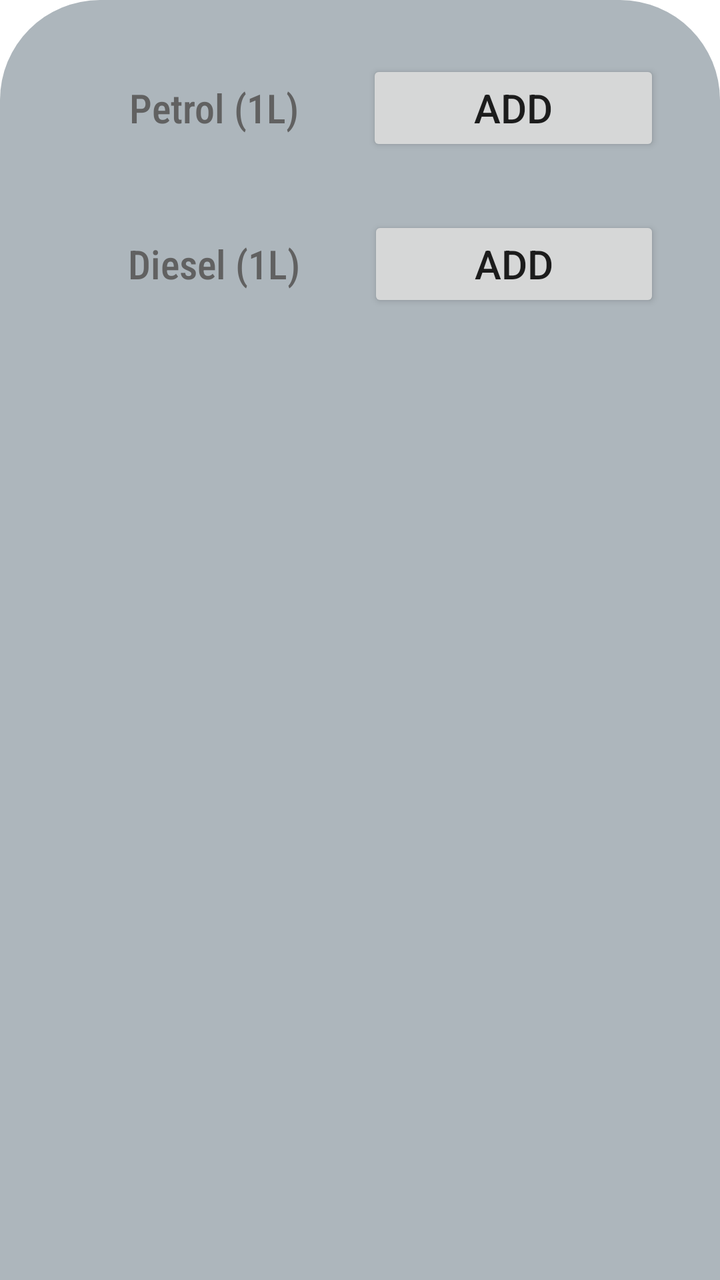
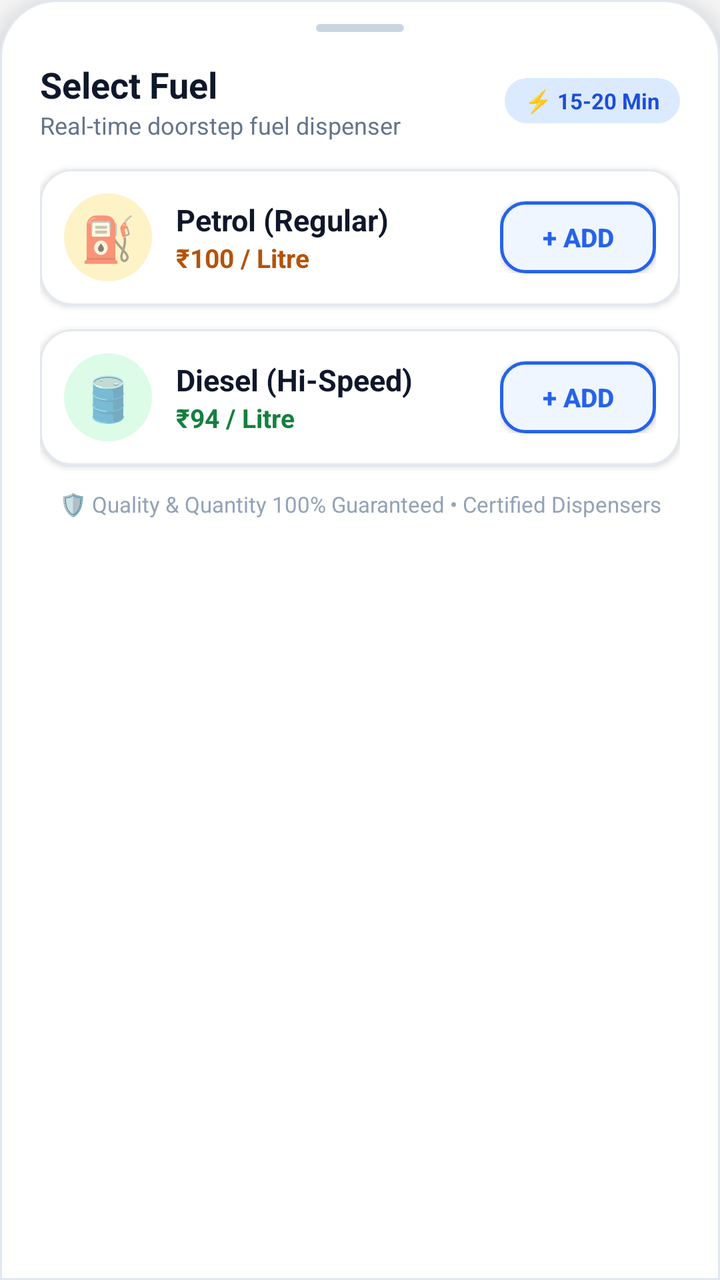

The first picture is an Android layout as it rendered before a commit; the second is the same layout after the commit. The layout source and the unified diff follow.
<!-- AndroidManifest.xml: application theme Theme.FuelOnWheelsApp -->
<!-- res/layout/fragment_order.xml -->
<?xml version="1.0" encoding="utf-8"?>
<androidx.constraintlayout.widget.ConstraintLayout xmlns:android="http://schemas.android.com/apk/res/android"
    xmlns:app="http://schemas.android.com/apk/res-auto"
    xmlns:tools="http://schemas.android.com/tools"
    android:layout_width="match_parent"
    android:layout_height="match_parent"
    android:background="@drawable/bg1"
    android:backgroundTint="#adb6bc"
    tools:context=".dashboard.OrderFragment">

    <LinearLayout
        android:id="@+id/linearLayout1"
        android:layout_width="match_parent"
        android:layout_height="wrap_content"
        android:layout_marginStart="30dp"
        android:layout_marginTop="30dp"
        android:layout_marginEnd="30dp"
        android:orientation="horizontal"
        app:layout_constraintEnd_toEndOf="parent"
        app:layout_constraintHorizontal_bias="1.0"
        app:layout_constraintStart_toStartOf="parent"
        app:layout_constraintTop_toTopOf="parent">

        <TextView
            android:layout_width="wrap_content"
            android:layout_height="wrap_content"
            android:layout_marginLeft="5dp"
            android:layout_marginRight="5dp"
            android:layout_weight="1"
            android:fontFamily="sans-serif-condensed-medium"
            android:text="@string/petrol_1l"
            android:textAlignment="center"
            android:textColor="#616161"
            android:textSize="20sp" />

        <Button
            android:id="@+id/petrol_minus"
            android:layout_width="30dp"
            android:layout_height="wrap_content"
            android:layout_weight="0.3"
            android:text="@string/minus"
            android:textAlignment="center"
            android:textSize="24sp"
            android:visibility="gone" />

        <TextView
            android:id="@+id/petrol_quant"
            android:layout_width="wrap_content"
            android:layout_height="wrap_content"
            android:layout_marginLeft="5dp"
            android:layout_marginRight="5dp"
            android:layout_weight="0.3"
            android:text="@string/x1"
            android:textAlignment="center"
            android:textColor="@color/colorSecondary"
            android:textSize="24sp"
            android:visibility="gone" />

        <Button
            android:id="@+id/petrol_plus"
            android:layout_width="30dp"
            android:layout_height="wrap_content"
            android:layout_weight="0.3"
            android:text="@string/plus"
            android:textAlignment="center"
            android:textSize="24sp"
            android:visibility="gone" />

        <Button
            android:id="@+id/petrol_add"
            android:layout_width="wrap_content"
            android:layout_height="wrap_content"
            android:layout_weight="1"
            android:text="@string/add"
            android:textAlignment="center"
            android:textSize="20sp" />
    </LinearLayout>

    <LinearLayout
        android:id="@+id/linearLayout2"
        android:layout_width="match_parent"
        android:layout_height="wrap_content"
        android:layout_marginStart="30dp"
        android:layout_marginTop="30dp"
        android:layout_marginEnd="30dp"
        android:orientation="horizontal"
        app:layout_constraintEnd_toEndOf="parent"
        app:layout_constraintStart_toStartOf="parent"
        app:layout_constraintTop_toBottomOf="@+id/linearLayout1">

        <TextView
            android:layout_width="wrap_content"
            android:layout_height="wrap_content"
            android:layout_marginLeft="5dp"
            android:layout_marginRight="5dp"
            android:layout_weight="1"
            android:fontFamily="sans-serif-condensed-medium"
            android:text="@string/diesel_1l"
            android:textAlignment="center"
            android:textColor="#616161"
            android:textSize="20sp" />

        <Button
            android:id="@+id/diesel_minus"
            android:layout_width="30dp"
            android:layout_height="wrap_content"
            android:layout_weight="0.3"
            android:text="@string/minus"
            android:textAlignment="center"
            android:textSize="24sp"
            android:visibility="gone" />

        <TextView
            android:id="@+id/diesel_quant"
            android:layout_width="wrap_content"
            android:layout_height="wrap_content"
            android:layout_marginLeft="5dp"
            android:layout_marginRight="5dp"
            android:layout_weight="0.3"
            android:text="@string/x1"
            android:textAlignment="center"
            android:textColor="@color/colorSecondary"
            android:textSize="24sp"
            android:visibility="gone" />

        <Button
            android:id="@+id/diesel_plus"
            android:layout_width="30dp"
            android:layout_height="wrap_content"
            android:layout_weight="0.3"
            android:text="@string/plus"
            android:textAlignment="center"
            android:textSize="24sp"
            android:visibility="gone" />

        <Button
            android:id="@+id/diesel_add"
            android:layout_width="wrap_content"
            android:layout_height="wrap_content"
            android:layout_weight="1"
            android:text="@string/add"
            android:textAlignment="center"
            android:textSize="20sp" />

    </LinearLayout>

</androidx.constraintlayout.widget.ConstraintLayout>
<!-- resources referenced by this layout -->
<resources>
  <color name="colorSecondary">#ffffff</color>
  <!-- drawable bg1 (drawable) -->
  <?xml version="1.0" encoding="utf-8"?>
  <shape
      xmlns:android="http://schemas.android.com/apk/res/android"
      android:shape="rectangle">
      <solid
          android:color="@color/teal_200" />
      <corners
          android:topLeftRadius="50dp"
          android:topRightRadius="50dp" />
  </shape>
  <string name="add">Add</string>
  <string name="diesel_1l">Diesel (1L)</string>
  <string name="minus">-</string>
  <string name="petrol_1l">Petrol (1L)</string>
  <string name="plus">+</string>
  <string name="x1">x1</string>
  <color name="teal_200">#FF03DAC5</color>
  <color name="colorPrimary">#3F51B5</color>
  <color name="purple_700">#2D3D93</color>
  <color name="white">#FFFFFFFF</color>
  <color name="teal_700">#FF018786</color>
  <color name="black">#FF000000</color>
  <!-- unchanged entries left out for length: 1 -->
</resources>

<!-- the commit's change to res/layout/fragment_order.xml (unified diff, before → after) -->
@@ -1,147 +1,326 @@
 <?xml version="1.0" encoding="utf-8"?>
-<androidx.constraintlayout.widget.ConstraintLayout xmlns:android="http://schemas.android.com/apk/res/android"
+<LinearLayout xmlns:android="http://schemas.android.com/apk/res/android"
     xmlns:app="http://schemas.android.com/apk/res-auto"
     xmlns:tools="http://schemas.android.com/tools"
     android:layout_width="match_parent"
-    android:layout_height="match_parent"
-    android:background="@drawable/bg1"
-    android:backgroundTint="#adb6bc"
+    android:layout_height="wrap_content"
+    android:background="@drawable/bg_order_sheet"
+    android:elevation="16dp"
+    android:orientation="vertical"
+    android:paddingStart="20dp"
+    android:paddingTop="12dp"
+    android:paddingEnd="20dp"
+    android:paddingBottom="16dp"
     tools:context=".dashboard.OrderFragment">
 
+    
+    <View
+        android:layout_width="44dp"
+        android:layout_height="4dp"
+        android:layout_gravity="center_horizontal"
+        android:layout_marginBottom="14dp"
+        android:background="@drawable/card_elevated_rounded"
+        android:backgroundTint="#CBD5E1" />
+
+    
     <LinearLayout
-        android:id="@+id/linearLayout1"
         android:layout_width="match_parent"
         android:layout_height="wrap_content"
-        android:layout_marginStart="30dp"
-        android:layout_marginTop="30dp"
-        android:layout_marginEnd="30dp"
-        android:orientation="horizontal"
-        app:layout_constraintEnd_toEndOf="parent"
-        app:layout_constraintHorizontal_bias="1.0"
-        app:layout_constraintStart_toStartOf="parent"
-        app:layout_constraintTop_toTopOf="parent">
+        android:layout_marginBottom="14dp"
+        android:gravity="center_vertical"
+        android:orientation="horizontal">
+
+        <LinearLayout
+            android:layout_width="0dp"
+            android:layout_height="wrap_content"
+            android:layout_weight="1"
+            android:orientation="vertical">
+
+            <TextView
+                android:layout_width="wrap_content"
+                android:layout_height="wrap_content"
+                android:text="Select Fuel"
+                android:textColor="@color/brand_navy"
+                android:textSize="18sp"
+                android:textStyle="bold" />
+
+            <TextView
+                android:layout_width="wrap_content"
+                android:layout_height="wrap_content"
+                android:text="Real-time doorstep fuel dispenser"
+                android:textColor="@color/text_secondary"
+                android:textSize="12sp" />
+        </LinearLayout>
 
         <TextView
             android:layout_width="wrap_content"
             android:layout_height="wrap_content"
-            android:layout_marginLeft="5dp"
-            android:layout_marginRight="5dp"
-            android:layout_weight="1"
-            android:fontFamily="sans-serif-condensed-medium"
-            android:text="@string/petrol_1l"
-            android:textAlignment="center"
-            android:textColor="#616161"
-            android:textSize="20sp" />
-
-        <Button
-            android:id="@+id/petrol_minus"
-            android:layout_width="30dp"
-            android:layout_height="wrap_content"
-            android:layout_weight="0.3"
-            android:text="@string/minus"
-            android:textAlignment="center"
-            android:textSize="24sp"
-            android:visibility="gone" />
-
-        <TextView
-            android:id="@+id/petrol_quant"
-            android:layout_width="wrap_content"
-            android:layout_height="wrap_content"
-            android:layout_marginLeft="5dp"
-            android:layout_marginRight="5dp"
-            android:layout_weight="0.3"
-            android:text="@string/x1"
-            android:textAlignment="center"
-            android:textColor="@color/colorSecondary"
-            android:textSize="24sp"
-            android:visibility="gone" />
-
-        <Button
-            android:id="@+id/petrol_plus"
-            android:layout_width="30dp"
-            android:layout_height="wrap_content"
-            android:layout_weight="0.3"
-            android:text="@string/plus"
-            android:textAlignment="center"
-            android:textSize="24sp"
-            android:visibility="gone" />
-
-        <Button
-            android:id="@+id/petrol_add"
-            android:layout_width="wrap_content"
-            android:layout_height="wrap_content"
-            android:layout_weight="1"
-            android:text="@string/add"
-            android:textAlignment="center"
-            android:textSize="20sp" />
+            android:background="@drawable/badge_pill_blue"
+            android:paddingStart="10dp"
+            android:paddingTop="4dp"
+            android:paddingEnd="10dp"
+            android:paddingBottom="4dp"
+            android:text="⚡ 15-20 Min"
+            android:textColor="@color/pill_blue_text"
+            android:textSize="11sp"
+            android:textStyle="bold" />
     </LinearLayout>
 
-    <LinearLayout
-        android:id="@+id/linearLayout2"
+    
+    <com.google.android.material.card.MaterialCardView
         android:layout_width="match_parent"
         android:layout_height="wrap_content"
-        android:layout_marginStart="30dp"
-        android:layout_marginTop="30dp"
-        android:layout_marginEnd="30dp"
-        android:orientation="horizontal"
-        app:layout_constraintEnd_toEndOf="parent"
-        app:layout_constraintStart_toStartOf="parent"
-        app:layout_constraintTop_toBottomOf="@+id/linearLayout1">
-
-        <TextView
-            android:layout_width="wrap_content"
+        android:layout_marginBottom="12dp"
+        app:cardBackgroundColor="@color/surface_card"
+        app:cardCornerRadius="16dp"
+        app:cardElevation="2dp"
+        app:strokeColor="@color/card_border"
+        app:strokeWidth="1dp">
+
+        <LinearLayout
+            android:layout_width="match_parent"
             android:layout_height="wrap_content"
-            android:layout_marginLeft="5dp"
-            android:layout_marginRight="5dp"
-            android:layout_weight="1"
-            android:fontFamily="sans-serif-condensed-medium"
-            android:text="@string/diesel_1l"
-            android:textAlignment="center"
-            android:textColor="#616161"
-            android:textSize="20sp" />
-
-        <Button
-            android:id="@+id/diesel_minus"
-            android:layout_width="30dp"
+            android:gravity="center_vertical"
+            android:orientation="horizontal"
+            android:padding="12dp">
+
+            
+            <TextView
+                android:layout_width="44dp"
+                android:layout_height="44dp"
+                android:background="@drawable/badge_pill_amber"
+                android:gravity="center"
+                android:text="⛽"
+                android:textSize="22sp" />
+
+            
+            <LinearLayout
+                android:layout_width="0dp"
+                android:layout_height="wrap_content"
+                android:layout_marginStart="12dp"
+                android:layout_weight="1"
+                android:orientation="vertical">
+
+                <TextView
+                    android:layout_width="wrap_content"
+                    android:layout_height="wrap_content"
+                    android:text="Petrol (Regular)"
+                    android:textColor="@color/brand_navy"
+                    android:textSize="15sp"
+                    android:textStyle="bold" />
+
+                <TextView
+                    android:layout_width="wrap_content"
+                    android:layout_height="wrap_content"
+                    android:text="₹100 / Litre"
+                    android:textColor="@color/pill_amber_text"
+                    android:textSize="13sp"
+                    android:textStyle="bold" />
+            </LinearLayout>
+
+            
+            <LinearLayout
+                android:layout_width="wrap_content"
+                android:layout_height="wrap_content"
+                android:gravity="center"
+                android:orientation="horizontal">
+
+                <Button
+                    android:id="@+id/petrol_minus"
+                    android:layout_width="36dp"
+                    android:layout_height="36dp"
+                    android:background="@drawable/btn_stepper_action"
+                    app:backgroundTint="@null"
+                    android:gravity="center"
+                    android:minWidth="0dp"
+                    android:minHeight="0dp"
+                    android:padding="0dp"
+                    android:text="−"
+                    android:textColor="@color/brand_primary"
+                    android:textSize="20sp"
+                    android:textStyle="bold"
+                    android:visibility="gone" />
+
+                <TextView
+                    android:id="@+id/petrol_quant"
+                    android:layout_width="wrap_content"
+                    android:layout_height="wrap_content"
+                    android:gravity="center"
+                    android:minWidth="38dp"
+                    android:paddingStart="4dp"
+                    android:paddingEnd="4dp"
+                    android:text="@string/x1"
+                    android:textColor="@color/brand_navy"
+                    android:textSize="16sp"
+                    android:textStyle="bold"
+                    android:visibility="gone" />
+
+                <Button
+                    android:id="@+id/petrol_plus"
+                    android:layout_width="36dp"
+                    android:layout_height="36dp"
+                    android:background="@drawable/btn_stepper_action"
+                    app:backgroundTint="@null"
+                    android:gravity="center"
+                    android:minWidth="0dp"
+                    android:minHeight="0dp"
+                    android:padding="0dp"
+                    android:text="+"
+                    android:textColor="@color/brand_primary"
+                    android:textSize="20sp"
+                    android:textStyle="bold"
+                    android:visibility="gone" />
+
+                <Button
+                    android:id="@+id/petrol_add"
+                    android:layout_width="78dp"
+                    android:layout_height="36dp"
+                    android:background="@drawable/btn_add_fuel"
+                    app:backgroundTint="@null"
+                    android:gravity="center"
+                    android:minWidth="0dp"
+                    android:minHeight="0dp"
+                    android:padding="0dp"
+                    android:text="+ ADD"
+                    android:textAllCaps="false"
+                    android:textColor="@color/brand_primary"
+                    android:textSize="13sp"
+                    android:textStyle="bold" />
+            </LinearLayout>
+        </LinearLayout>
+    </com.google.android.material.card.MaterialCardView>
+
+    
+    <com.google.android.material.card.MaterialCardView
+        android:layout_width="match_parent"
+        android:layout_height="wrap_content"
+        android:layout_marginBottom="12dp"
+        app:cardBackgroundColor="@color/surface_card"
+        app:cardCornerRadius="16dp"
+        app:cardElevation="2dp"
+        app:strokeColor="@color/card_border"
+        app:strokeWidth="1dp">
+
+        <LinearLayout
+            android:layout_width="match_parent"
             android:layout_height="wrap_content"
-            android:layout_weight="0.3"
-            android:text="@string/minus"
-            android:textAlignment="center"
-            android:textSize="24sp"
-            android:visibility="gone" />
-
-        <TextView
-            android:id="@+id/diesel_quant"
-            android:layout_width="wrap_content"
-            android:layout_height="wrap_content"
-            android:layout_marginLeft="5dp"
-            android:layout_marginRight="5dp"
-            android:layout_weight="0.3"
-            android:text="@string/x1"
-            android:textAlignment="center"
-            android:textColor="@color/colorSecondary"
-            android:textSize="24sp"
-            android:visibility="gone" />
-
-        <Button
-            android:id="@+id/diesel_plus"
-            android:layout_width="30dp"
-            android:layout_height="wrap_content"
-            android:layout_weight="0.3"
-            android:text="@string/plus"
-            android:textAlignment="center"
-            android:textSize="24sp"
-            android:visibility="gone" />
-
-        <Button
-            android:id="@+id/diesel_add"
-            android:layout_width="wrap_content"
-            android:layout_height="wrap_content"
-            android:layout_weight="1"
-            android:text="@string/add"
-            android:textAlignment="center"
-            android:textSize="20sp" />
-
-    </LinearLayout>
-
-</androidx.constraintlayout.widget.ConstraintLayout>
+            android:gravity="center_vertical"
+            android:orientation="horizontal"
+            android:padding="12dp">
+
+            
+            <TextView
+                android:layout_width="44dp"
+                android:layout_height="44dp"
+                android:background="@drawable/badge_pill_green"
+                android:gravity="center"
+                android:text="🛢️"
+                android:textSize="22sp" />
+
+            
+            <LinearLayout
+                android:layout_width="0dp"
+                android:layout_height="wrap_content"
+                android:layout_marginStart="12dp"
+                android:layout_weight="1"
+                android:orientation="vertical">
+
+                <TextView
+                    android:layout_width="wrap_content"
+                    android:layout_height="wrap_content"
+                    android:text="Diesel (Hi-Speed)"
+                    android:textColor="@color/brand_navy"
+                    android:textSize="15sp"
+                    android:textStyle="bold" />
+
+                <TextView
+                    android:layout_width="wrap_content"
+                    android:layout_height="wrap_content"
+                    android:text="₹94 / Litre"
+                    android:textColor="@color/pill_green_text"
+                    android:textSize="13sp"
+                    android:textStyle="bold" />
+            </LinearLayout>
+
+            
+            <LinearLayout
+                android:layout_width="wrap_content"
+                android:layout_height="wrap_content"
+                android:gravity="center"
+                android:orientation="horizontal">
+
+                <Button
+                    android:id="@+id/diesel_minus"
+                    android:layout_width="36dp"
+                    android:layout_height="36dp"
+                    android:background="@drawable/btn_stepper_action"
+                    app:backgroundTint="@null"
+                    android:gravity="center"
+                    android:minWidth="0dp"
+                    android:minHeight="0dp"
+                    android:padding="0dp"
+                    android:text="−"
+                    android:textColor="@color/brand_primary"
+                    android:textSize="20sp"
+                    android:textStyle="bold"
+                    android:visibility="gone" />
+
+                <TextView
+                    android:id="@+id/diesel_quant"
+                    android:layout_width="wrap_content"
+                    android:layout_height="wrap_content"
+                    android:gravity="center"
+                    android:minWidth="38dp"
+                    android:paddingStart="4dp"
+                    android:paddingEnd="4dp"
+                    android:text="@string/x1"
+                    android:textColor="@color/brand_navy"
+                    android:textSize="16sp"
+                    android:textStyle="bold"
+                    android:visibility="gone" />
+
+                <Button
+                    android:id="@+id/diesel_plus"
+                    android:layout_width="36dp"
+                    android:layout_height="36dp"
+                    android:background="@drawable/btn_stepper_action"
+                    app:backgroundTint="@null"
+                    android:gravity="center"
+                    android:minWidth="0dp"
+                    android:minHeight="0dp"
+                    android:padding="0dp"
+                    android:text="+"
+                    android:textColor="@color/brand_primary"
+                    android:textSize="20sp"
+                    android:textStyle="bold"
+                    android:visibility="gone" />
+
+                <Button
+                    android:id="@+id/diesel_add"
+                    android:layout_width="78dp"
+                    android:layout_height="36dp"
+                    android:background="@drawable/btn_add_fuel"
+                    app:backgroundTint="@null"
+                    android:gravity="center"
+                    android:minWidth="0dp"
+                    android:minHeight="0dp"
+                    android:padding="0dp"
+                    android:text="+ ADD"
+                    android:textAllCaps="false"
+                    android:textColor="@color/brand_primary"
+                    android:textSize="13sp"
+                    android:textStyle="bold" />
+            </LinearLayout>
+        </LinearLayout>
+    </com.google.android.material.card.MaterialCardView>
+
+    
+    <TextView
+        android:layout_width="match_parent"
+        android:layout_height="wrap_content"
+        android:gravity="center"
+        android:text="🛡️ Quality &amp; Quantity 100% Guaranteed • Certified Dispensers"
+        android:textColor="@color/text_muted"
+        android:textSize="11sp" />
+
+</LinearLayout>
<!-- resource entries referenced after the edit -->
@@ -1,29 +1,112 @@
 <!-- resources referenced by this layout -->
 <resources>
-  <color name="colorSecondary">#ffffff</color>
-  <!-- drawable bg1 (drawable) -->
+  <color name="brand_navy">#0F172A</color>
+  <color name="brand_primary">#2563EB</color>
+  <color name="card_border">#E2E8F0</color>
+  <color name="pill_amber_text">#B45309</color>
+  <color name="pill_blue_text">#1D4ED8</color>
+  <color name="pill_green_text">#15803D</color>
+  <color name="surface_card">#FFFFFF</color>
+  <color name="text_muted">#94A3B8</color>
+  <color name="text_secondary">#64748B</color>
+  <!-- drawable badge_pill_amber (drawable) -->
   <?xml version="1.0" encoding="utf-8"?>
-  <shape
-      xmlns:android="http://schemas.android.com/apk/res/android"
+  <shape xmlns:android="http://schemas.android.com/apk/res/android"
       android:shape="rectangle">
-      <solid
-          android:color="@color/teal_200" />
+      <solid android:color="@color/pill_amber_bg" />
+      <corners android:radius="50dp" />
+      <padding
+          android:left="10dp"
+          android:top="4dp"
+          android:right="10dp"
+          android:bottom="4dp" />
+  </shape>
+  <!-- drawable badge_pill_blue (drawable) -->
+  <?xml version="1.0" encoding="utf-8"?>
+  <shape xmlns:android="http://schemas.android.com/apk/res/android"
+      android:shape="rectangle">
+      <solid android:color="@color/pill_blue_bg" />
+      <corners android:radius="50dp" />
+      <padding
+          android:left="10dp"
+          android:top="4dp"
+          android:right="10dp"
+          android:bottom="4dp" />
+  </shape>
+  <!-- drawable badge_pill_green (drawable) -->
+  <?xml version="1.0" encoding="utf-8"?>
+  <shape xmlns:android="http://schemas.android.com/apk/res/android"
+      android:shape="rectangle">
+      <solid android:color="@color/pill_green_bg" />
+      <corners android:radius="50dp" />
+      <padding
+          android:left="10dp"
+          android:top="4dp"
+          android:right="10dp"
+          android:bottom="4dp" />
+  </shape>
+  <!-- drawable bg_order_sheet (drawable) -->
+  <?xml version="1.0" encoding="utf-8"?>
+  <shape xmlns:android="http://schemas.android.com/apk/res/android"
+      android:shape="rectangle">
+      <solid android:color="@color/surface_card" />
       <corners
-          android:topLeftRadius="50dp"
-          android:topRightRadius="50dp" />
+          android:topLeftRadius="28dp"
+          android:topRightRadius="28dp"
+          android:bottomLeftRadius="0dp"
+          android:bottomRightRadius="0dp" />
+      <stroke
+          android:width="1dp"
+          android:color="@color/card_border" />
   </shape>
-  <string name="add">Add</string>
-  <string name="diesel_1l">Diesel (1L)</string>
-  <string name="minus">-</string>
-  <string name="petrol_1l">Petrol (1L)</string>
-  <string name="plus">+</string>
+  <!-- drawable btn_add_fuel (drawable) -->
+  <?xml version="1.0" encoding="utf-8"?>
+  <ripple xmlns:android="http://schemas.android.com/apk/res/android"
+      android:color="#402563EB">
+      <item>
+          <shape android:shape="rectangle">
+              <solid android:color="#EFF6FF" />
+              <corners android:radius="12dp" />
+              <stroke
+                  android:width="1.5dp"
+                  android:color="@color/brand_primary" />
+          </shape>
+      </item>
+  </ripple>
+  <!-- drawable btn_stepper_action (drawable) -->
+  <?xml version="1.0" encoding="utf-8"?>
+  <ripple xmlns:android="http://schemas.android.com/apk/res/android"
+      android:color="#302563EB">
+      <item>
+          <shape android:shape="rectangle">
+              <solid android:color="@color/surface_card" />
+              <corners android:radius="8dp" />
+              <stroke
+                  android:width="1dp"
+                  android:color="@color/card_border" />
+          </shape>
+      </item>
+  </ripple>
+  <!-- drawable card_elevated_rounded (drawable) -->
+  <?xml version="1.0" encoding="utf-8"?>
+  <shape xmlns:android="http://schemas.android.com/apk/res/android"
+      android:shape="rectangle">
+      <solid android:color="@color/surface_card" />
+      <corners android:radius="20dp" />
+      <stroke
+          android:width="1dp"
+          android:color="@color/card_border" />
+  </shape>
+  <color name="colorSecondary">#0F172A</color>
   <string name="x1">x1</string>
-  <color name="teal_200">#FF03DAC5</color>
-  <color name="colorPrimary">#3F51B5</color>
-  <color name="purple_700">#2D3D93</color>
+  <color name="pill_amber_bg">#FEF3C7</color>
+  <color name="pill_blue_bg">#DBEAFE</color>
+  <color name="pill_green_bg">#DCFCE7</color>
+  <color name="colorPrimary">#2563EB</color>
+  <color name="purple_700">#0F172A</color>
   <color name="white">#FFFFFFFF</color>
-  <color name="teal_700">#FF018786</color>
-  <color name="black">#FF000000</color>
+  <color name="teal_700">#059669</color>
+  <color name="black">#0F172A</color>
   <!-- unchanged entries left out for length: 1 -->
 </resources>
 
